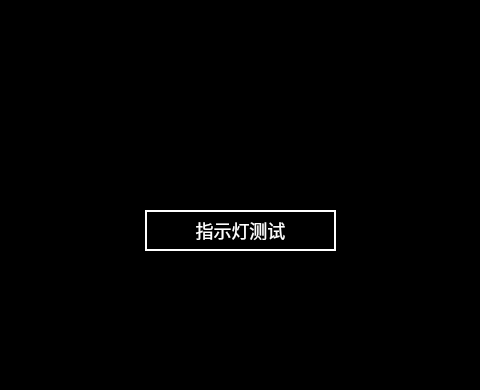
The window that main_light.ui (isliulin/Plan85HMI) describes before a commit, drawn with Qt 5; both pictures show x 165 to 645 and y 0 to 390 of the 800 by 500 pixel window.
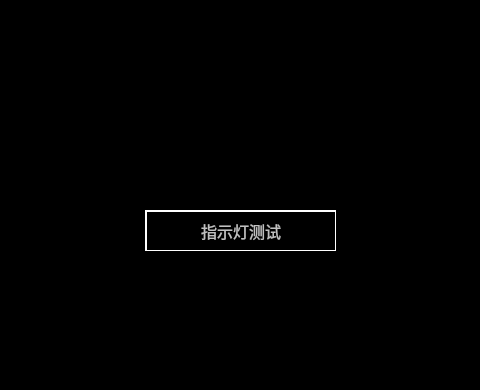
The same window after the commit.

What changed in the file:
```diff
--- a/main_light.ui
+++ b/main_light.ui
@@ -20,11 +20,7 @@
 }
 QPushButton
 {
-	font:14px;
-    color: rgb(0,0,0);
-	background-color: rgb(0, 255, 0);
-	border-top: 2px solid white;	
-	border-left: 2px solid white;
+font: 16px;color: rgb(192,192,192);background-color: rgb(0, 0, 0);border: 1px solid white;border-top: 2px solid white;border-left: 2px solid white;
 }
 QLabel
 {
@@ -42,10 +38,7 @@
     </rect>
    </property>
    <property name="styleSheet">
-    <string notr="true">border:2px solid white;
-background-color: rgb(0, 0, 0);
-font:18px;
-color: rgb(255, 255, 255);</string>
+    <string notr="true"/>
    </property>
    <property name="text">
     <string>指示灯测试</string>
```
